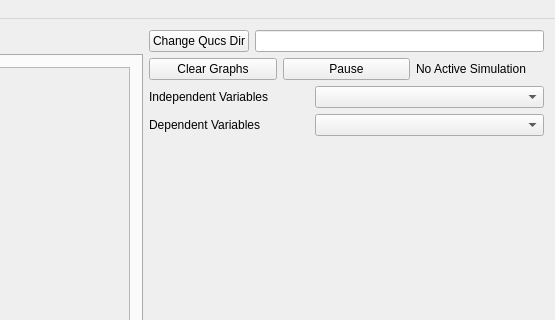
Old version of the form src/mainwindow.ui in the repository dom11990/ASCO_Visualizer; both pictures show x 264 to 819 and y 0 to 320 of the 819 by 534 pixel window.
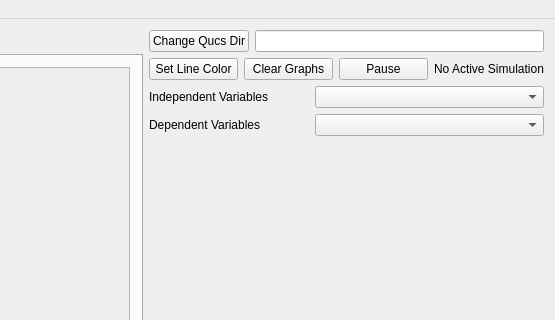
New version of the form. The open tabs and pages were chosen to show the change. Custom widgets are drawn as their Qt base class.

Commit message: removed uneeded qDebugs changed some qDebugs to qInfo added color selection for plot lines

```diff
--- a/src/mainwindow.ui
+++ b/src/mainwindow.ui
@@ -148,6 +148,13 @@
           <property name="bottomMargin">
            <number>0</number>
           </property>
+          <item>
+           <widget class="QPushButton" name="btn_LineColor">
+            <property name="text">
+             <string>Set Line Color</string>
+            </property>
+           </widget>
+          </item>
           <item>
            <widget class="QPushButton" name="btn_ClearGraphs">
             <property name="text">
```
Left out of the diff: 6 changed lines with no effect on the pictures. The commit also changes 6 other files.
